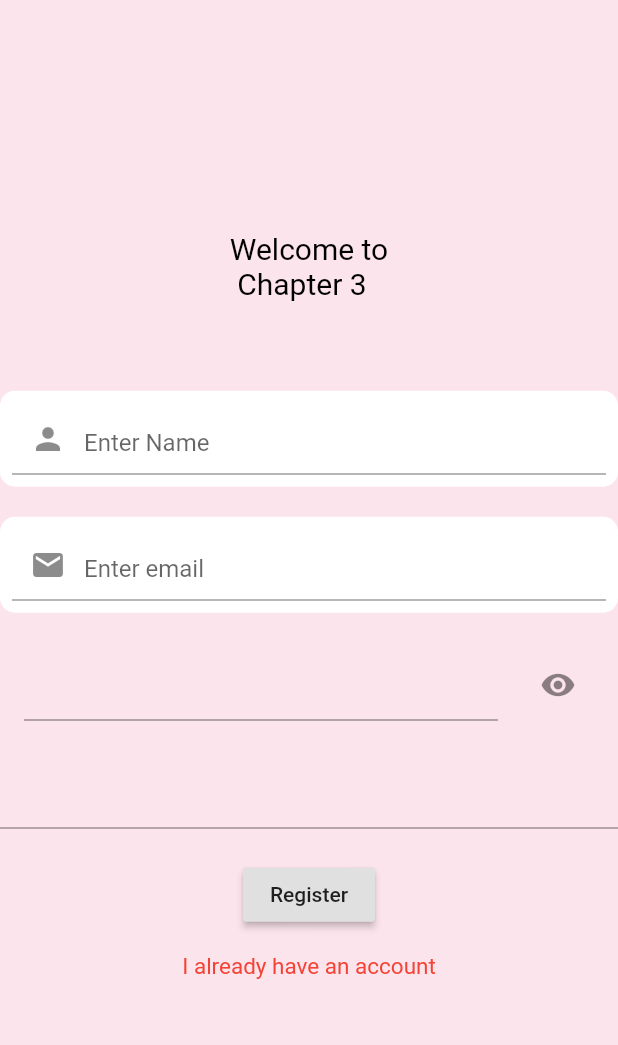
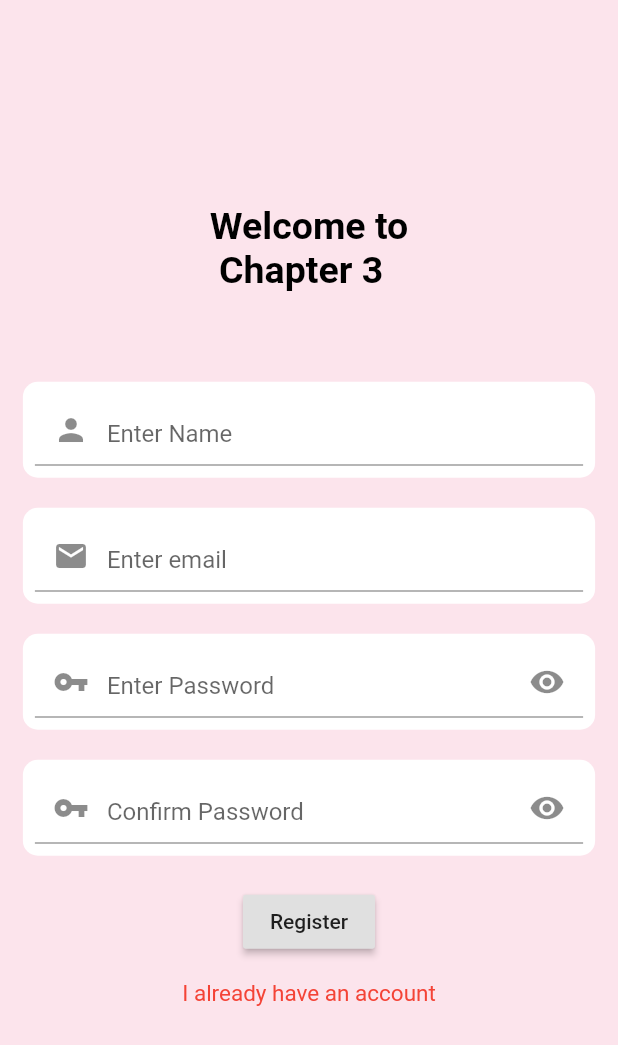
Before and after one commit to Saransh-cpp/BookRentApp-Chapter3, a Flutter app: the Register screen opened directly, on a phone screen of 412 x 824 dp. Shown: the top 1045 px of the screen. Run offline on Flutter 3.47's test engine with Material 2 defaults, Android fonts, the phone set to English and light mode, and no system bars; our stand-ins replace carousel_pro, cloud_firestore, curved_navigation_bar, firebase_auth, firebase_core, firebase_database and 6 more; missing offline and left inert: firebase_admob; accounts and stored records are empty.

Commit message:
Updated Register.dart

```diff
--- a/lib/Screens/Register.dart
+++ b/lib/Screens/Register.dart
@@ -75,7 +75,8 @@ class _RegisterState extends State<Register> {
                           'Welcome to\n Chapter 3',
                           style: TextStyle(
                             color: Colors.black,
-                            fontSize: 20
+                            fontWeight: FontWeight.bold,
+                            fontSize: 25,
                           ),
                         ),
                         Form(
@@ -96,7 +97,7 @@ class _RegisterState extends State<Register> {
                               //   height: 20,
                               // ),
                               Container(
-                                width: _screenWidth,
+                                width: _screenWidth/1.08,
                                 decoration: BoxDecoration(
                                   color: Colors.white,
                                   borderRadius:
@@ -118,7 +119,7 @@ class _RegisterState extends State<Register> {
                                 height: 20,
                               ),
                               Container(
-                                width: _screenWidth,
+                                width: _screenWidth/1.08,
                                 decoration: BoxDecoration(
                                   color: Colors.white,
                                   borderRadius:
@@ -145,9 +146,35 @@ class _RegisterState extends State<Register> {
                               SizedBox(
                                 height: 20,
                               ),
-                              ListTile(
-                                title: TextFormField(
+                              Container(
+                                width: _screenWidth/1.08,
+                                decoration: BoxDecoration(
+                                  color: Colors.white,
+                                  borderRadius:
+                                  BorderRadius.all(Radius.circular(10)),
+                                ),
+                                padding: EdgeInsets.all(8),
+                                margin: EdgeInsets.all(0),
+                                child: Container(
+                                  child: TextFormField(
                                     controller: _passwordTextController,
+                                    decoration: InputDecoration(
+                                        hintText: "Enter Password",
+                                        prefixIcon: Icon(Icons.vpn_key),
+                                      suffixIcon: IconButton(
+                                          icon: Icon(
+                                            hidePass
+                                                ? Icons.visibility
+                                                : Icons.visibility_off,
+                                            //color: Theme.of(context).primaryColorDark,
+                                            //Icons.remove_red_eye
+                                          ),
+                                          onPressed: () {
+                                            setState(() {
+                                              hidePass = !hidePass;
+                                            });
+                                          }),
+                                        ),
                                     validator: (val) => val.length < 6
                                         ? 'Enter a password 6+ chars long'
                                         : null,
@@ -160,29 +187,58 @@ class _RegisterState extends State<Register> {
                                       });
                                     },
                                   ),
-                                trailing: IconButton(
-                                    icon: Icon(Icons.remove_red_eye),
+                                ),
+                              ),
+                              SizedBox(
+                                height: 20,
+                              ),
+                              Container(
+                                width: _screenWidth/1.08,
+                                decoration: BoxDecoration(
+                                  color: Colors.white,
+                                  borderRadius:
+                                  BorderRadius.all(Radius.circular(10)),
+                                ),
+                                padding: EdgeInsets.all(8),
+                                margin: EdgeInsets.all(0),
+                                child: Container(
+                                  child: TextFormField(
+                                    controller: _confirmPasswordController,
+                                    decoration: InputDecoration(
+                                      hintText: "Confirm Password",
+                                       prefixIcon: Icon(Icons.vpn_key),
+                                      suffixIcon: IconButton(
+                                          icon: Icon(
+                                            hidePass
+                                                ? Icons.visibility
+                                                : Icons.visibility_off,
+                                            //color: Theme.of(context).primaryColorDark,
+                                            //Icons.remove_red_eye
+                                          ),
                                           onPressed: () {
                                             setState(() {
                                               hidePass = !hidePass;
                                             });
                                           }),
                                     ),
-                              SizedBox(
-                                height: 20,
-                              ),
-                              TextFormField(
-                                controller: _confirmPasswordController,
                                     validator: (val) => val.length < 6
                                         ? 'Enter a password 6+ chars long'
                                         : null,
                                     textAlignVertical: TextAlignVertical.bottom,
-                                obscureText: true,
+                                    obscureText: hidePass,
+                                    // net ninja
+                                    onChanged: (val) {
+                                      setState(() {
+                                        password = val;
+                                      });
+                                    },
                                     //onChanged: (val) {
                                     //setState(() {
                                     //password = val;
                                     //});
                                     //},
+                                  ),
+                                ),
                               ),
                               SizedBox(
                                 height: 20,
```
Also changed, not shown: pubspec.lock. Lines whose indentation alone changed are shown as unchanged.
